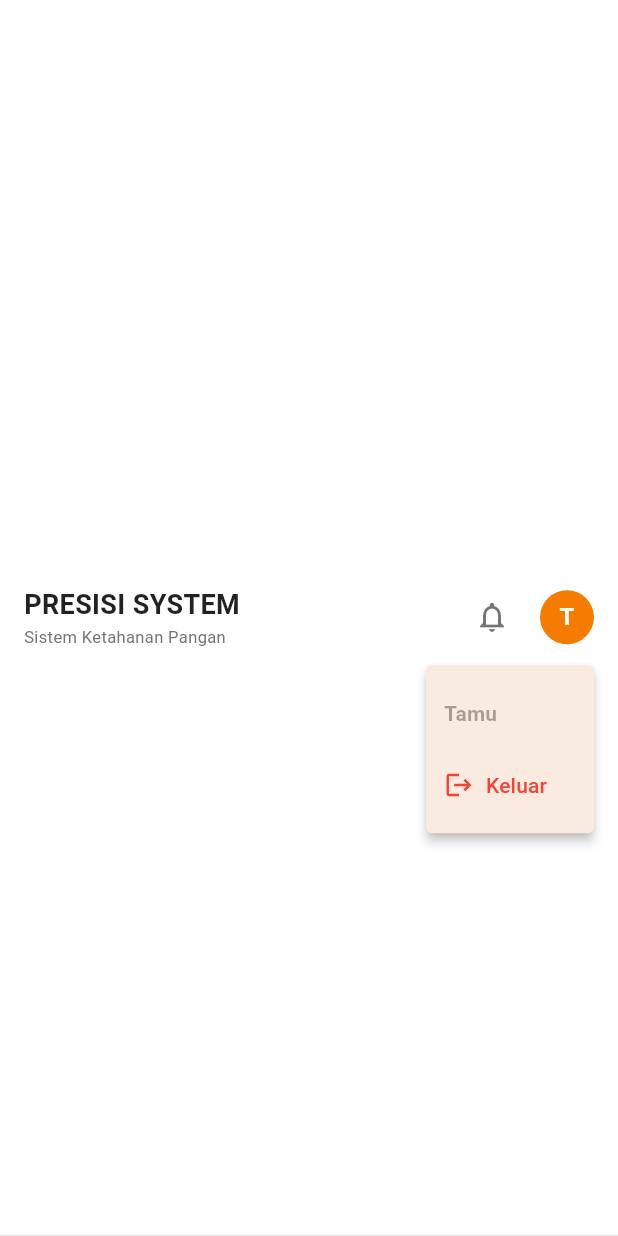
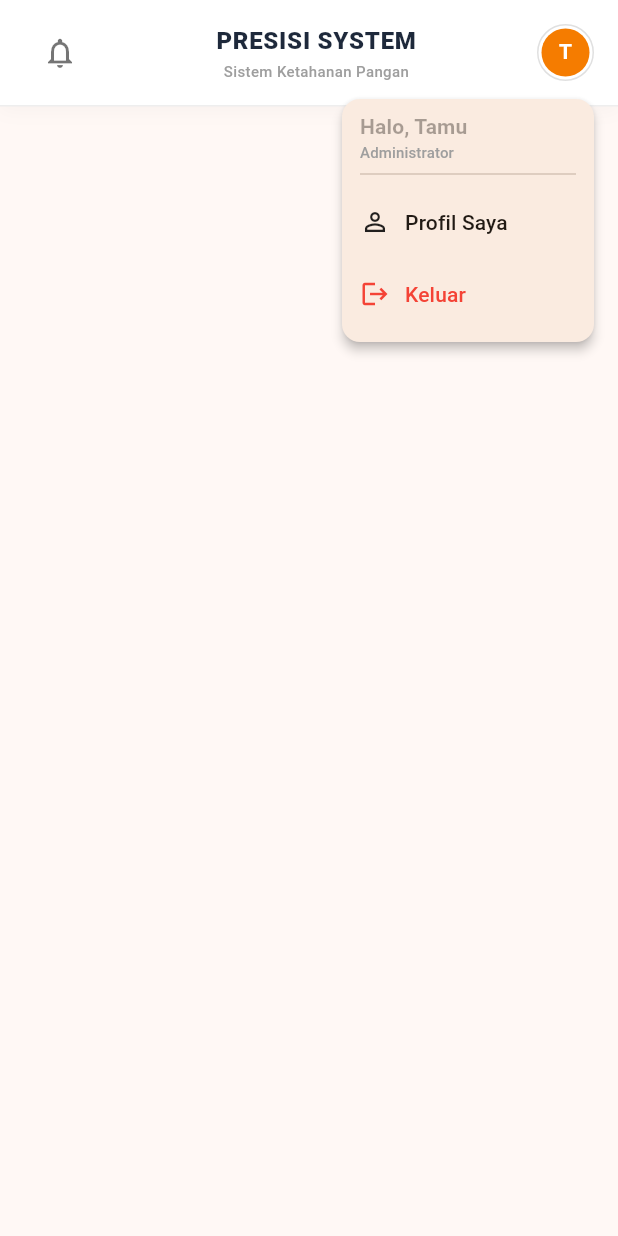
Before and after one commit to wahyualif23014/PRESISI-, a Flutter app: the _TopBar widget shown alone on an empty page, opened directly, after a tap on an icon or button, on a phone screen of 412 x 824 dp. Run offline on Flutter 3.47's test engine with Material 3 defaults, Android fonts, the phone set to English and light mode, and no system bars; our stand-ins replace fl_chart, flutter_secure_storage, go_router, supabase_flutter; missing offline and left inert: widget_slider; accounts and stored records are empty.

Commit message:
main lay out

```diff
--- a/lib/presentation/main_layout.dart
+++ b/lib/presentation/main_layout.dart
@@ -23,13 +23,13 @@ class MainLayout extends StatelessWidget {
       // 2. Body (Konten Halaman)
       body: child,
 
-      // 3. Custom Bottom Navigation Bar (Ganti dari BottomNavigationBar biasa)
+      // 3. Custom Bottom Navigation Bar
       bottomNavigationBar: const CustomBottomNavBar(),
     );
   }
 }
 
-// --- WIDGET TOPBAR ---
+// --- WIDGET TOPBAR YANG DIPERBAIKI ---
 class _TopBar extends StatelessWidget {
   @override
   Widget build(BuildContext context) {
@@ -52,51 +52,79 @@ class _TopBar extends StatelessWidget {
     else if (location.contains('commodities')) title = "DATA KOMODITAS";
 
     return Container(
-      padding: const EdgeInsets.symmetric(horizontal: 16, vertical: 8),
+      padding: const EdgeInsets.symmetric(horizontal: 16),
       decoration: BoxDecoration(
         color: Colors.white,
         border: Border(bottom: BorderSide(color: Colors.grey.shade200)),
+        boxShadow: [
+          BoxShadow(
+            color: Colors.black.withOpacity(0.03),
+            blurRadius: 10,
+            offset: const Offset(0, 2),
+          ),
+        ],
       ),
       child: SafeArea(
+        child: SizedBox(
+          height: 70, // Tinggi fix agar alignment vertikal pas
           child: Row(
+            crossAxisAlignment: CrossAxisAlignment.center, // Pastikan vertikal center
             children: [
-            Column(
+              // --- KIRI (START): Notifikasi ---
+              IconButton(
+                onPressed: () {},
+                icon: const Icon(Icons.notifications_outlined, color: Colors.black54),
+                splashRadius: 24, // Efek klik lebih rapi
+                tooltip: "Notifikasi",
+              ),
+
+              // --- TENGAH: Judul Halaman ---
+              Expanded(
+                child: Column(
                   mainAxisAlignment: MainAxisAlignment.center,
-              crossAxisAlignment: CrossAxisAlignment.start,
                   children: [
                     Text(
                       title,
                       style: const TextStyle(
-                    fontWeight: FontWeight.bold,
-                    fontSize: 18,
-                    color: Colors.black87,
+                        fontWeight: FontWeight.w800, // Lebih tebal dikit
+                        fontSize: 16, // Ukuran pas
+                        color: Color(0xFF1E293B), // Slate 800
+                        letterSpacing: 0.5,
                       ),
+                      textAlign: TextAlign.center,
                     ),
+                    const SizedBox(height: 2),
                     Text(
                       "Sistem Ketahanan Pangan",
-                  style: TextStyle(fontSize: 11, color: Colors.grey[600]),
+                      style: TextStyle(
+                        fontSize: 10,
+                        color: Colors.grey[500],
+                        fontWeight: FontWeight.w500,
+                      ),
+                      textAlign: TextAlign.center,
                     ),
                   ],
                 ),
+              ),
 
-            const Spacer(),
-
-            // Notifikasi & Profil
-            Row(
-              children: [
-                IconButton(
-                  onPressed: () {},
-                  icon: const Icon(Icons.notifications_outlined, color: Colors.black54),
-                ),
-                const SizedBox(width: 8),
-
-                // Profil Dropdown
+              // --- KANAN (END): Profil Dropdown ---
               PopupMenuButton(
                 offset: const Offset(0, 50),
+                shape: RoundedRectangleBorder(borderRadius: BorderRadius.circular(12)), // Menu tumpul
+                child: Container(
+                  padding: const EdgeInsets.all(2), // Border putih tipis
+                  decoration: BoxDecoration(
+                    shape: BoxShape.circle,
+                    border: Border.all(color: Colors.grey.shade300),
+                  ),
                   child: CircleAvatar(
-                    radius: 18,
+                    radius: 16, // Ukuran avatar
                     backgroundColor: Colors.orange.shade700,
-                    child: Text(initial, style: const TextStyle(color: Colors.white, fontWeight: FontWeight.bold)),
+                    child: Text(
+                      initial,
+                      style: const TextStyle(color: Colors.white, fontSize: 14, fontWeight: FontWeight.bold)
+                    ),
+                  ),
                 ),
                 onSelected: (value) {
                   if (value == 'logout') {
@@ -106,23 +134,39 @@ class _TopBar extends StatelessWidget {
                 itemBuilder: (context) => [
                   PopupMenuItem(
                     enabled: false,
-                      child: Text(userName, style: const TextStyle(fontWeight: FontWeight.bold)),
+                    child: Column(
+                      crossAxisAlignment: CrossAxisAlignment.start,
+                      children: [
+                        Text("Halo, $userName", style: const TextStyle(fontWeight: FontWeight.bold, fontSize: 14)),
+                        const Text("Administrator", style: TextStyle(fontSize: 10, color: Colors.grey)),
+                        const Divider(),
+                      ],
+                    ),
+                  ),
+                  const PopupMenuItem(
+                    value: 'profile',
+                    child: Row(
+                      children: [
+                        Icon(Icons.person_outline, color: Colors.black87, size: 20),
+                        SizedBox(width: 10),
+                        Text("Profil Saya", style: TextStyle(fontSize: 14)),
+                      ],
+                    ),
                   ),
                   const PopupMenuItem(
                     value: 'logout',
                     child: Row(
                       children: [
                         Icon(Icons.logout, color: Colors.red, size: 20),
-                          SizedBox(width: 8),
-                          Text("Keluar", style: TextStyle(color: Colors.red)),
+                        SizedBox(width: 10),
+                        Text("Keluar", style: TextStyle(color: Colors.red, fontSize: 14)),
                       ],
                     ),
                   ),
                 ],
               ),
             ],
-            )
-          ],
+          ),
         ),
       ),
     );
```
Lines whose indentation alone changed are shown as unchanged.
